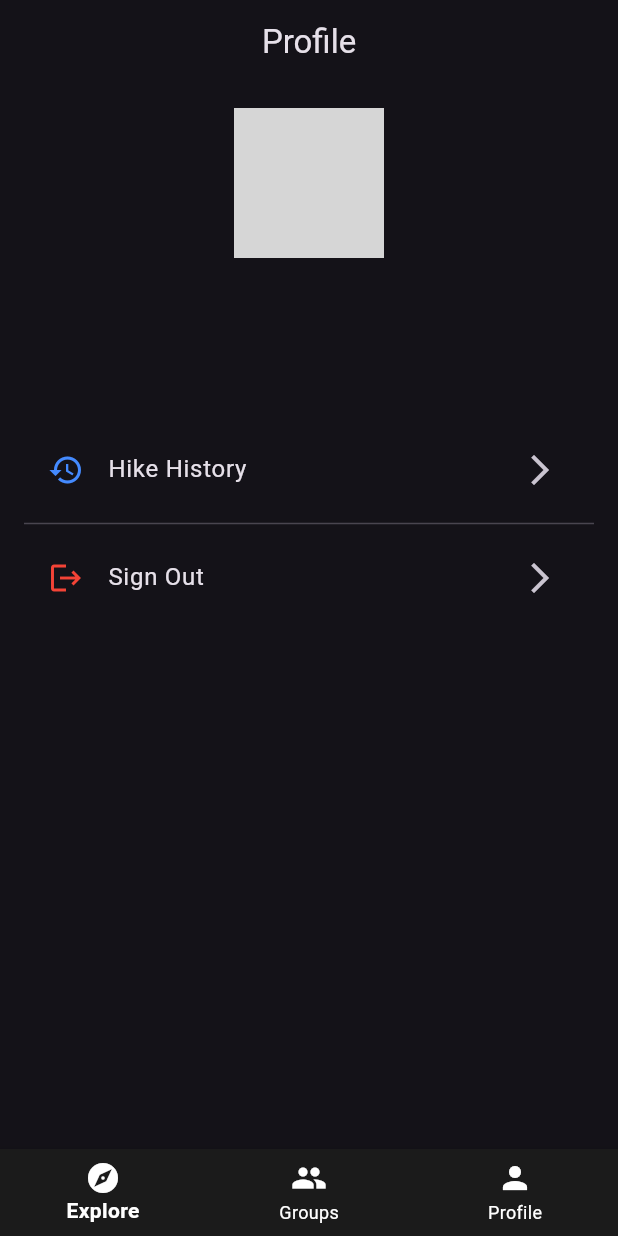
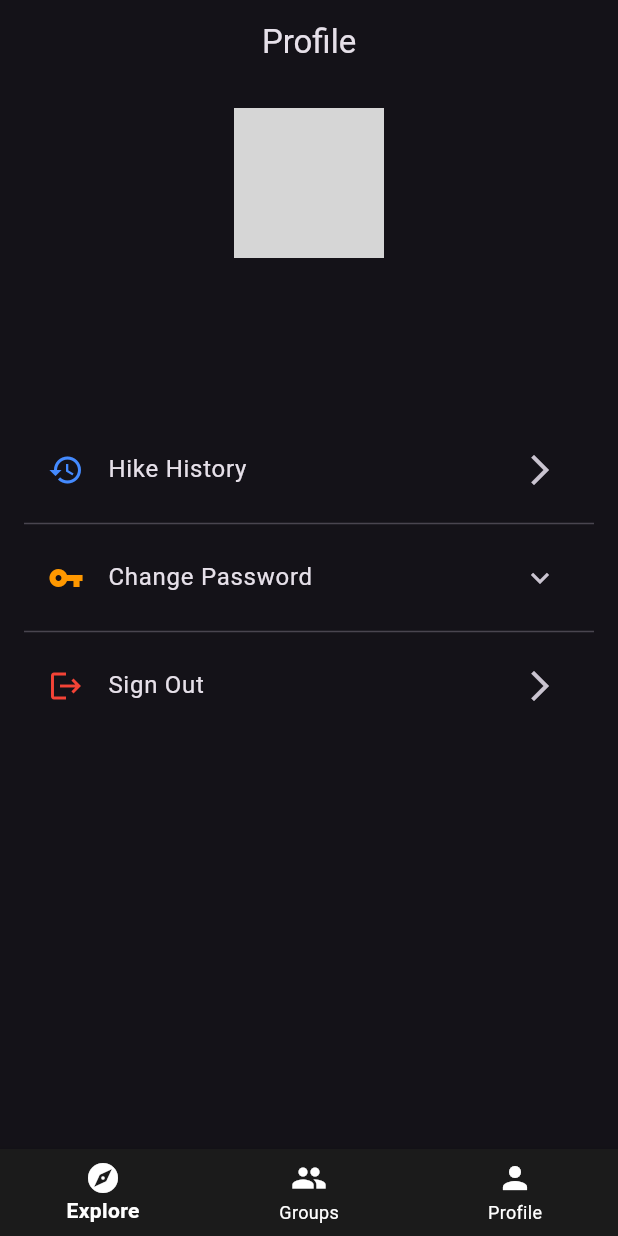
Before and after one commit to benjaminli7/challenge2-5iw, a Flutter app: the ProfilePage screen opened by its route, on a phone screen of 412 x 824 dp. Run offline on Flutter 3.47's test engine with Material 3 defaults, Android fonts, the phone set to English and light mode, and no system bars; our stand-ins replace carousel_slider, file_picker, firebase_core, firebase_messaging, flutter_dotenv, flutter_map and 11 more; accounts and stored records are empty; generated files the repository leaves out were written again; network calls fail; grey boxes are pictures that could not be loaded.

Commit message:
fix merge bug 2

```diff
--- a/frontend/lib/mobile/views/profile/profile_page.dart
+++ b/frontend/lib/mobile/views/profile/profile_page.dart
@@ -6,8 +6,54 @@ import 'package:fluttertoast/fluttertoast.dart';
 import 'package:go_router/go_router.dart';
 import 'package:flutter_gen/gen_l10n/app_localizations.dart';
 
-class ProfilePage extends StatelessWidget {
+class ProfilePage extends StatefulWidget {
   const ProfilePage({super.key});
+
+  @override
+  _ProfilePageState createState() => _ProfilePageState();
+}
+
+class _ProfilePageState extends State<ProfilePage> {
+  bool _isChangingPassword = false;
+  final _oldPasswordController = TextEditingController();
+  final _newPasswordController = TextEditingController();
+
+  @override
+  void dispose() {
+    _oldPasswordController.dispose();
+    _newPasswordController.dispose();
+    super.dispose();
+  }
+
+  Future<void> _changePassword() async {
+    final userProvider = Provider.of<UserProvider>(context, listen: false);
+    final token = userProvider.user!.token;
+    final success = await userProvider.changePassword(
+      token,
+      _oldPasswordController.text,
+      _newPasswordController.text,
+    );
+    if (success) {
+      Fluttertoast.showToast(
+        msg: AppLocalizations.of(context)!.passwordChanged,
+        toastLength: Toast.LENGTH_SHORT,
+        gravity: ToastGravity.BOTTOM,
+        backgroundColor: Colors.green,
+        textColor: Colors.white,
+      );
+      setState(() {
+        _isChangingPassword = false;
+      });
+    } else {
+      Fluttertoast.showToast(
+        msg: AppLocalizations.of(context)!.passwordChangeFailed,
+        toastLength: Toast.LENGTH_SHORT,
+        gravity: ToastGravity.BOTTOM,
+        backgroundColor: Colors.red,
+        textColor: Colors.white,
+      );
+    }
+  }
 
   @override
   Widget build(BuildContext context) {
@@ -72,6 +118,51 @@ class ProfilePage extends StatelessWidget {
                         ),
                         Divider(),
                         ListTile(
+                          leading: Icon(Icons.vpn_key, color: Colors.orange),
+                          title: Text(
+                              AppLocalizations.of(context)!.changePassword),
+                          trailing: Icon(_isChangingPassword
+                              ? Icons.expand_less
+                              : Icons.expand_more),
+                          onTap: () {
+                            setState(() {
+                              _isChangingPassword = !_isChangingPassword;
+                            });
+                          },
+                        ),
+                        if (_isChangingPassword)
+                          Padding(
+                            padding:
+                                const EdgeInsets.symmetric(horizontal: 16.0),
+                            child: Column(
+                              children: [
+                                TextField(
+                                  controller: _oldPasswordController,
+                                  decoration: InputDecoration(
+                                    labelText: AppLocalizations.of(context)!
+                                        .oldPassword,
+                                  ),
+                                  obscureText: true,
+                                ),
+                                TextField(
+                                  controller: _newPasswordController,
+                                  decoration: InputDecoration(
+                                    labelText: AppLocalizations.of(context)!
+                                        .newPassword,
+                                  ),
+                                  obscureText: true,
+                                ),
+                                const SizedBox(height: 16),
+                                ElevatedButton(
+                                  onPressed: _changePassword,
+                                  child: Text(AppLocalizations.of(context)!
+                                      .changePassword),
+                                ),
+                              ],
+                            ),
+                          ),
+                        Divider(),
+                        ListTile(
                           leading: Icon(Icons.logout, color: Colors.red),
                           title: Text(AppLocalizations.of(context)!.signOut),
                           trailing: Icon(Icons.arrow_forward_ios),
```
